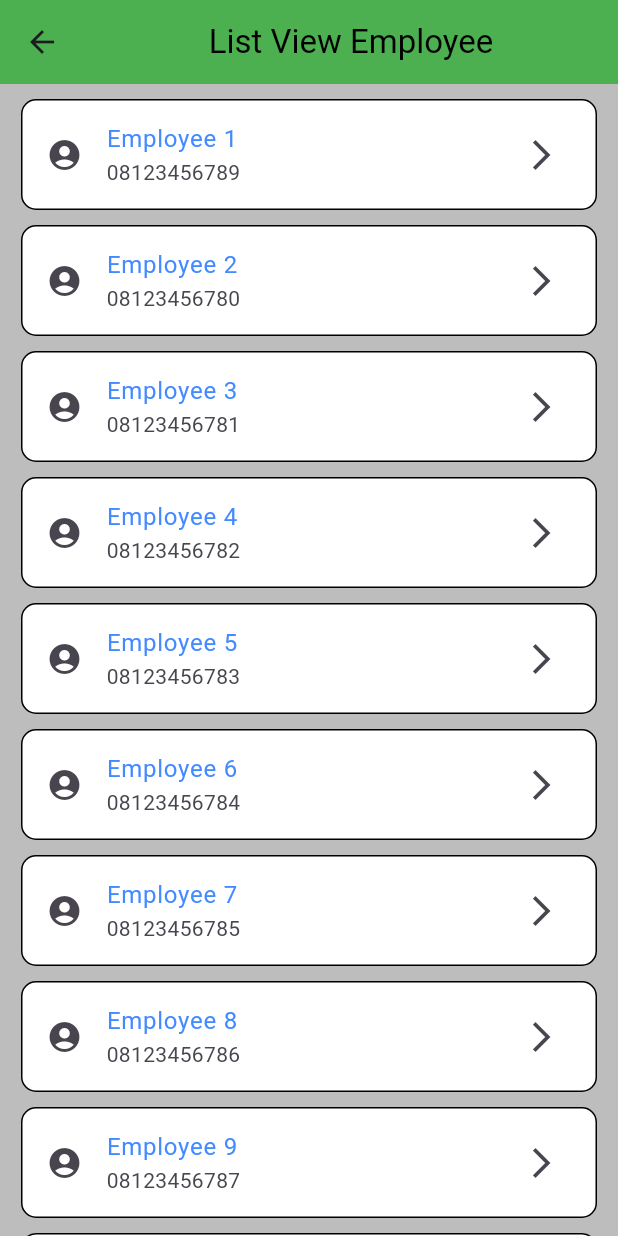
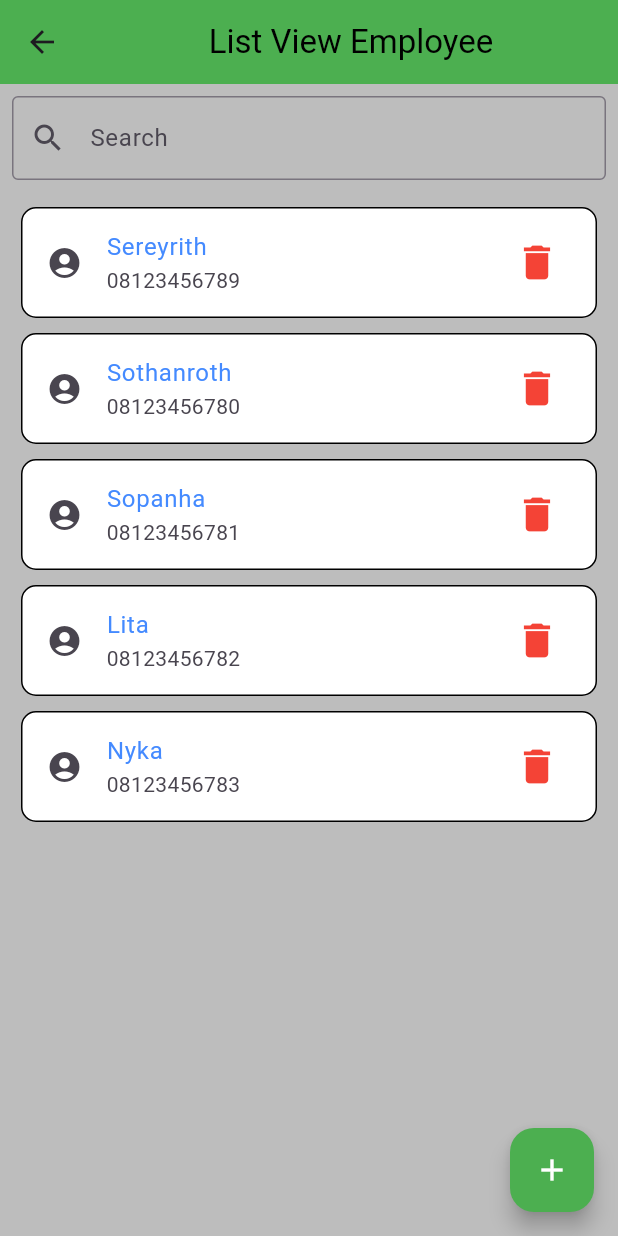
Before and after one commit to Ithnoobs/first_start, a Flutter app: the ListViewScreen screen opened directly, on a phone screen of 412 x 824 dp. Run offline on Flutter 3.47's test engine with Material 3 defaults, Android fonts, the phone set to English and light mode, and no system bars.

Commit message:
Add a lot of things

```diff
--- a/lib/hello_world.dart
+++ b/lib/hello_world.dart
@@ -1,6 +1,4 @@
-import 'package:first_start/screens/list_view_detail.dart';
-import 'package:first_start/screens/list_view_screen.dart';
-import 'package:first_start/screens/row_column.dart';
+import 'package:first_start/screens/home_screen.dart';
 import 'package:flutter/material.dart';
 
 class HelloWorld extends StatefulWidget {
@@ -15,7 +13,7 @@ class _HelloWorldState extends State<HelloWorld> {
   Widget build(BuildContext context) {
     return MaterialApp(
       title: 'Hello World',
-      home: RowColumn(),
+      home: HomeScreen(),
     );
   }
 }
--- a/lib/screens/list_view_screen.dart
+++ b/lib/screens/list_view_screen.dart
@@ -1,5 +1,5 @@
 import 'package:first_start/model/employee.dart';
-import 'package:first_start/screens/list_view_detail.dart';
+import 'package:first_start/screens/form_employee.dart';
 import 'package:flutter/material.dart';
 
 class ListViewScreen extends StatefulWidget {
@@ -11,24 +11,51 @@ class ListViewScreen extends StatefulWidget {
 
 class _ListViewScreenState extends State<ListViewScreen> {
   List<Employee> listEmployee = [];
+  List<Employee> filteredListEmployee = [];
+  TextEditingController searchController = TextEditingController();
 
   @override
   void initState() {
     super.initState();
     _getAllEmployee();
+    searchController.addListener(_filterEmployees);
   }
 
-  _getAllEmployee(){
-    listEmployee.add(Employee(id: 1, name: 'Employee 1', gender: "Male", phoneNumber: "08123456789"));
-    listEmployee.add(Employee(id: 2, name: 'Employee 2', gender: "Female", phoneNumber: "08123456780"));
-    listEmployee.add(Employee(id: 3, name: 'Employee 3', gender: "Male", phoneNumber: "08123456781"));
-    listEmployee.add(Employee(id: 4, name: 'Employee 4', gender: "Female", phoneNumber: "08123456782"));
-    listEmployee.add(Employee(id: 5, name: 'Employee 5', gender: "Male", phoneNumber: "08123456783"));
-    listEmployee.add(Employee(id: 6, name: 'Employee 6', gender: "Female", phoneNumber: "08123456784"));
-    listEmployee.add(Employee(id: 7, name: 'Employee 7', gender: "Male", phoneNumber: "08123456785"));
-    listEmployee.add(Employee(id: 8, name: 'Employee 8', gender: "Female", phoneNumber: "08123456786"));
-    listEmployee.add(Employee(id: 9, name: 'Employee 9', gender: "Male", phoneNumber: "08123456787"));
-    listEmployee.add(Employee(id: 10, name: 'Employee 10', gender: "Female", phoneNumber: "08123456788"));
+  @override
+  void dispose() {
+    searchController.dispose();
+    super.dispose();
+  }
+
+  _getAllEmployee() {
+    listEmployee.add(Employee(id: 1, name: 'Sereyrith', gender: "Male", phoneNumber: "08123456789"));
+    listEmployee.add(Employee(id: 2, name: 'Sothanroth', gender: "Male", phoneNumber: "08123456780"));
+    listEmployee.add(Employee(id: 3, name: 'Sopanha', gender: "Male", phoneNumber: "08123456781"));
+    listEmployee.add(Employee(id: 4, name: 'Lita', gender: "Female", phoneNumber: "08123456782"));
+    listEmployee.add(Employee(id: 5, name: 'Nyka', gender: "Female", phoneNumber: "08123456783"));
+    filteredListEmployee = List.from(listEmployee);
+  }
+
+  _filterEmployees() {
+    setState(() {
+      filteredListEmployee = listEmployee
+          .where((employee) => employee.name?.toLowerCase().contains(searchController.text.toLowerCase()) ?? false)
+          .toList();
+    });
+  }
+
+  _operationEmployee(Employee employee) {
+    if(employee.id == 0){
+      setState(() {
+        employee.id = listEmployee.length + 1;
+        listEmployee.add(employee);
+      });
+    }else{
+      int index = listEmployee.indexWhere((element) => element.id == employee.id);
+      setState(() {
+        listEmployee[index] = employee;
+      });
+    }
   }
 
   @override
@@ -39,10 +66,24 @@ class _ListViewScreenState extends State<ListViewScreen> {
         backgroundColor: Colors.green,
         title: Center(child: Text('List View Employee', style:  TextStyle(color: Colors.black),)),
       ),
-      body: ListView.builder(
-        itemCount: listEmployee.length,
-        itemBuilder: (BuildContext context, int index){
-          var employee = listEmployee[index];
+      body: Column(
+        children: [
+          Padding(
+            padding: const EdgeInsets.all(8.0),
+            child: TextField(
+              controller: searchController,
+              decoration: InputDecoration(
+                labelText: 'Search',
+                border: OutlineInputBorder(),
+                prefixIcon: Icon(Icons.search),
+              ),
+            ),
+          ),
+          Expanded(
+            child: ListView.builder(
+              itemCount: filteredListEmployee.length,
+              itemBuilder: (BuildContext context, int index) {
+                var employee = filteredListEmployee[index];
                 return Container(
                   margin: EdgeInsets.only(top: 10, left: 14, right: 14),
                   width: double.infinity,
@@ -52,18 +93,45 @@ class _ListViewScreenState extends State<ListViewScreen> {
                     color: Colors.white,
                   ),
                   child: ListTile(
-              onTap: (){
-                Navigator.push(context, MaterialPageRoute(builder: (context){
-                  return ListViewDetail();
-                }));
+                    onTap: () {
+                      Navigator.push(context, MaterialPageRoute(builder: (context) {
+                        return FormEmployee(employee: employee);
+                      })).then((onValue){
+                        if(null != onValue.name){
+                          _operationEmployee(onValue);
+                        }
+                      });
                     },
                     leading: Icon(Icons.account_circle),
                     title: Text('${employee.name}', style: TextStyle(color: Colors.blueAccent)),
                     subtitle: Text('${employee.phoneNumber}'),
-            trailing: Icon(Icons.arrow_forward_ios),
+                    trailing: InkWell(
+                      onTap: (){
+                        setState(() {
+                          listEmployee.removeAt(index);
+                        });
+                      },
+                      child: Icon(Icons.delete, color: Colors.red, size: 30,),
+                    )
                   ),
                 );
-      })
+              },
+            ),
+          ),
+        ],
+      ),
+      floatingActionButton: FloatingActionButton(
+        onPressed: (){
+          Navigator.push(context, MaterialPageRoute(builder: (context){
+            return FormEmployee();
+          })).then((onValue){
+            _operationEmployee(onValue);
+          });
+        },
+        backgroundColor: Colors.green,
+        child: Icon(Icons.add, color: Colors.white,),
+        ),
+
     );
   }
 }
```
Also changed, not shown: lib/screens/form_employee.dart (added, +143 -0 lines), lib/screens/home_screen.dart (+76 -5 lines), lib/widgets/custom_input_widgets.dart (added, +35 -0 lines), 1 other file. Lines whose indentation alone changed are shown as unchanged.
